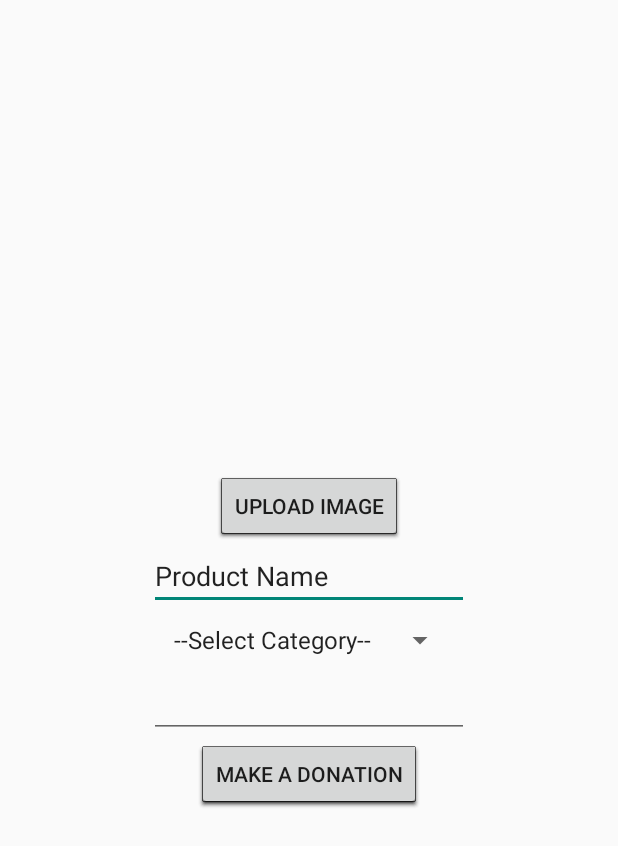
After one commit to shreya1200/DonationPlatform, an Android app: the UploadDonation screen opened directly, with no data from a screen before it, on a phone screen of 412 x 824 dp. The commit adds this screen. Shown: the top 846 px of the screen. Run offline under Robolectric (Android 15) with nearby library versions, the phone set to English and light mode, and no system bars; our stand-ins replace Picasso; pictures from the network do not load; Roboto replaces fonts that are not available here.

Commit message:
image upload for products partially done

```diff
--- a/Donation/app/build.gradle
+++ b/Donation/app/build.gradle
@@ -32,6 +32,7 @@ dependencies {
     implementation 'androidx.swiperefreshlayout:swiperefreshlayout:1.0.0'
     implementation 'com.google.firebase:firebase-auth:19.3.2'
     implementation 'com.google.firebase:firebase-firestore:21.7.1'
+    implementation 'com.google.firebase:firebase-storage:19.1.1'
     testImplementation 'junit:junit:4.12'
     androidTestImplementation 'androidx.test.ext:junit:1.1.2'
     androidTestImplementation 'androidx.test.espresso:espresso-core:3.3.0'
--- a/Donation/app/src/main/AndroidManifest.xml
+++ b/Donation/app/src/main/AndroidManifest.xml
@@ -3,7 +3,8 @@
     package="com.example.donation">
 
     <uses-permission android:name="android.permission.INTERNET" />
-    <uses-permission android:name="android.permission.ACCESS_FINE_LOCATION"/>
+    <uses-permission android:name="android.permission.ACCESS_FINE_LOCATION" />
+
     <application
         android:allowBackup="true"
         android:icon="@mipmap/ic_launcher"
@@ -11,9 +12,9 @@
         android:roundIcon="@mipmap/ic_launcher_round"
         android:supportsRtl="true"
         android:theme="@style/AppTheme">
-
+        <activity android:name=".UploadDonation"></activity>
         <activity android:name=".profile" />
-        <activity android:name=".Register"/>
+        <activity android:name=".Register" />
         <activity android:name=".LoginActivity" />
         <activity android:name=".explore" />
         <activity android:name=".categories" />
--- a/Donation/app/src/main/java/com/example/donation/LoginActivity.java
+++ b/Donation/app/src/main/java/com/example/donation/LoginActivity.java
@@ -2,15 +2,19 @@ package com.example.donation;
 
 import androidx.appcompat.app.AppCompatActivity;
 
+import android.content.Intent;
 import android.os.Bundle;
 import android.view.View;
 import android.widget.Button;
 import android.widget.EditText;
+import android.widget.TextView;
 
 import com.google.firebase.auth.FirebaseAuth;
 
 public class LoginActivity extends AppCompatActivity {
-    EditText email,password; Button login;
+    EditText email,password;
+    Button login;
+    TextView registerhere;
     @Override
     protected void onCreate(Bundle savedInstanceState) {
         super.onCreate(savedInstanceState);
@@ -18,11 +22,21 @@ public class LoginActivity extends AppCompatActivity {
         email = findViewById(R.id.email);
         password = findViewById(R.id.password);
         login = findViewById(R.id.login);
+        registerhere = findViewById(R.id.registerhere);
         login.setOnClickListener(new View.OnClickListener() {
             @Override
             public void onClick(View v) {
 
             }
         });
+
+        registerhere.setOnClickListener(new View.OnClickListener() {
+            @Override
+            public void onClick(View v) {
+                Intent intent = new Intent(LoginActivity.this,Register.class);
+                startActivity(intent);
+            }
+        });
+
     }
 }
--- a/Donation/app/src/main/java/com/example/donation/Register.java
+++ b/Donation/app/src/main/java/com/example/donation/Register.java
@@ -95,7 +95,7 @@ public class Register extends AppCompatActivity {
                                         @Override
                                         public void onSuccess(Void aVoid) {
                                             System.out.println("User added successfully");
-                                            startActivity(new Intent(Register.this,homepage.class));
+                                            startActivity(new Intent(Register.this,profile.class));
                                         }
                                     });
                                 } else {
--- /dev/null
+++ b/Donation/app/src/main/java/com/example/donation/UploadDonation.java
@@ -0,0 +1,73 @@
+package com.example.donation;
+
+import androidx.annotation.Nullable;
+import androidx.appcompat.app.AppCompatActivity;
+
+import android.content.Intent;
+import android.net.Uri;
+import android.os.Bundle;
+import android.view.View;
+import android.widget.Button;
+import android.widget.EditText;
+import android.widget.ImageView;
+
+import com.squareup.picasso.Picasso;
+
+public class UploadDonation extends AppCompatActivity {
+    private static final int PICK_IMAGE_REQUEST=1;
+
+    ImageView productimg;
+    Button uploadimg;
+    EditText productName;
+    EditText productDescription;
+    Button donate;
+
+    Uri ImageUri;
+
+    @Override
+    protected void onCreate(Bundle savedInstanceState) {
+        super.onCreate(savedInstanceState);
+        setContentView(R.layout.activity_upload_donation);
+
+        productimg=findViewById(R.id.productimg);
+        uploadimg=findViewById(R.id.uploadimg);
+        productName=findViewById(R.id.productName);
+        productDescription=findViewById(R.id.productDescription);
+        donate=findViewById(R.id.donate);
+
+        uploadimg.setOnClickListener(new View.OnClickListener() {
+            @Override
+            public void onClick(View v) {
+                openFileChooser();
+
+            }
+        });
+
+
+        donate.setOnClickListener(new View.OnClickListener() {
+            @Override
+            public void onClick(View v) {
+
+            }
+        });
+
+    }
+    private void openFileChooser() {
+        Intent intent = new Intent();
+        intent.setType("image/");
+        intent.setAction(Intent.ACTION_GET_CONTENT);
+        startActivityForResult(intent,PICK_IMAGE_REQUEST);
+    }
+
+    @Override
+    protected void onActivityResult(int requestCode, int resultCode, @Nullable Intent data) {
+        super.onActivityResult(requestCode, resultCode, data);
+
+        if(requestCode == PICK_IMAGE_REQUEST && resultCode == RESULT_OK && data != null && data.getData()!=null)
+        {
+            ImageUri=data.getData();
+
+            Picasso.with(this).load(ImageUri).into(productimg);
+        }
+    }
+}
--- a/Donation/app/src/main/java/com/example/donation/profile.java
+++ b/Donation/app/src/main/java/com/example/donation/profile.java
@@ -2,13 +2,26 @@ package com.example.donation;
 
 import androidx.appcompat.app.AppCompatActivity;
 
+import android.content.Intent;
 import android.os.Bundle;
+import android.view.View;
+import android.widget.Button;
 
 public class profile extends AppCompatActivity {
+    Button proceedToDonatebtn;
 
     @Override
     protected void onCreate(Bundle savedInstanceState) {
         super.onCreate(savedInstanceState);
         setContentView(R.layout.activity_profile);
+
+        proceedToDonatebtn=findViewById(R.id.proceedToDonatebtn);
+        proceedToDonatebtn.setOnClickListener(new View.OnClickListener() {
+            @Override
+            public void onClick(View v) {
+                Intent intent = new Intent(profile.this, UploadDonation.class);
+                startActivity(intent);
+            }
+        });
     }
 }
--- /dev/null
+++ b/Donation/app/src/main/res/layout/activity_upload_donation.xml
@@ -0,0 +1,65 @@
+<?xml version="1.0" encoding="utf-8"?>
+<androidx.constraintlayout.widget.ConstraintLayout xmlns:android="http://schemas.android.com/apk/res/android"
+    xmlns:app="http://schemas.android.com/apk/res-auto"
+    xmlns:tools="http://schemas.android.com/tools"
+    android:layout_width="match_parent"
+    android:layout_height="match_parent"
+    tools:context=".UploadDonation">
+
+    <LinearLayout
+        android:layout_width="match_parent"
+        android:layout_height="match_parent"
+        android:layout_marginStart="16dp"
+        android:layout_marginTop="30dp"
+        android:layout_marginEnd="16dp"
+        android:gravity="center"
+        android:orientation="vertical"
+        app:layout_constraintBottom_toBottomOf="parent"
+        app:layout_constraintEnd_toEndOf="parent"
+        app:layout_constraintStart_toStartOf="parent"
+        app:layout_constraintTop_toTopOf="parent">
+
+        <ImageView
+            android:id="@+id/productimg"
+            android:layout_width="wrap_content"
+            android:layout_height="wrap_content"
+            android:scaleType="centerCrop"
+            tools:srcCompat="@tools:sample/avatars" />
+
+        <Button
+            android:id="@+id/uploadimg"
+            android:layout_width="wrap_content"
+            android:layout_height="wrap_content"
+            android:text="Upload Image" />
+
+        <EditText
+            android:id="@+id/productName"
+            android:layout_width="wrap_content"
+            android:layout_height="wrap_content"
+            android:ems="10"
+            android:inputType="textPersonName"
+            android:text="Product Name" />
+
+        <Spinner
+            android:id="@+id/categories"
+            android:layout_width="wrap_content"
+            android:layout_height="40dp"
+            android:entries="@array/categories" />
+
+        <EditText
+            android:id="@+id/productDescription"
+            android:layout_width="wrap_content"
+            android:layout_height="wrap_content"
+            android:ems="10"
+            android:gravity="start|top"
+            android:inputType="textMultiLine"
+            tools:text="Product Description" />
+
+        <Button
+            android:id="@+id/donate"
+            android:layout_width="wrap_content"
+            android:layout_height="wrap_content"
+            android:text="Make a Donation" />
+    </LinearLayout>
+
+</androidx.constraintlayout.widget.ConstraintLayout>
--- a/Donation/app/src/main/res/values/arrays.xml
+++ b/Donation/app/src/main/res/values/arrays.xml
@@ -51,4 +51,15 @@
         <item>Upload Photo</item>
         <item>Remove Photo</item>
     </string-array>
+    <string-array name="categories">
+        <item>--Select Category--</item>
+        <item>Books</item>
+        <item>Clothes</item>
+        <item>Furniture</item>
+        <item>Electronics</item>
+        <item>Grains and Pulses</item>
+        <item>Stationary</item>
+        <item>Utensils</item>
+        <item>Financial Aid</item>
+    </string-array>
 </resources>
```
